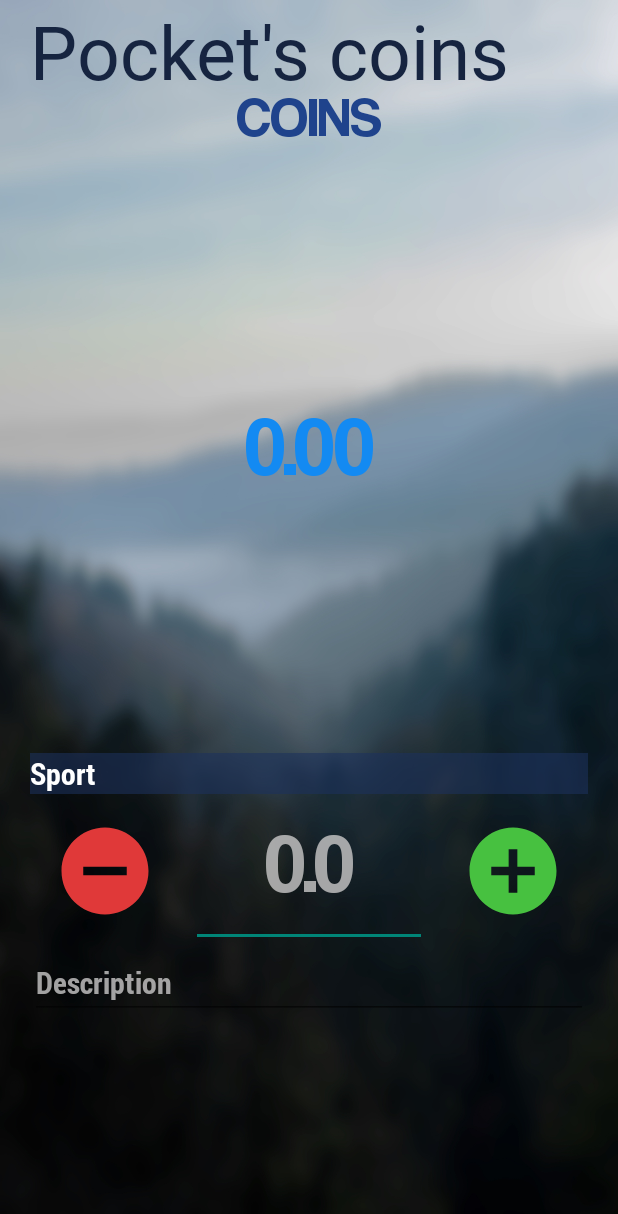
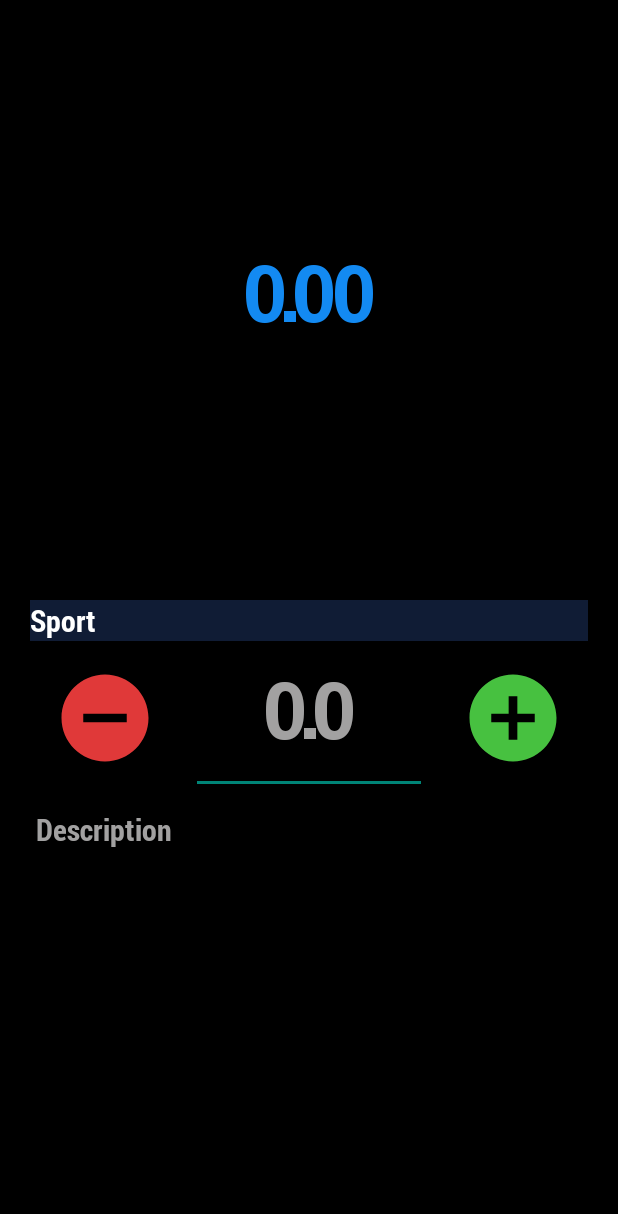
Before and after one commit to MaximeAeva/Poco, an Android app: the screen it shows after launch (MainActivity), on a phone screen of 412 x 824 dp. Shown: the top 1214 px of the screen. Run offline under Robolectric (Android 15) with nearby library versions, the phone set to English and light mode, and no system bars.

Commit message:
Graphical rework

```diff
--- a/app/src/main/res/layout/activity_main.xml
+++ b/app/src/main/res/layout/activity_main.xml
@@ -5,29 +5,12 @@
     android:id="@+id/mainLayout"
     android:layout_width="match_parent"
     android:layout_height="match_parent"
-    tools:context=".MainActivity">
-
-    <ImageView
-        android:id="@+id/imageView3"
-        android:layout_width="match_parent"
-        android:layout_height="match_parent"
-        android:scaleType="fitXY"
-        android:src="@drawable/bluredbckgrnd" />
-
-    <TextView
-        android:id="@+id/app_title"
-        android:layout_width="wrap_content"
-        android:layout_height="wrap_content"
-        android:text="@string/app_name"
-        android:layout_marginLeft="@dimen/default_margin"
-        app:layout_constraintStart_toStartOf="parent"
-        app:layout_constraintTop_toTopOf="parent"
-        style="@style/Titleappfont" />
+    tools:context=".MainActivity"
+    android:background="@color/black">
 
     <FrameLayout
         android:id="@+id/fragment_container"
         android:layout_width="match_parent"
-        android:layout_height="match_parent"
-        android:layout_marginTop="60dp" />
+        android:layout_height="match_parent"/>
 
 </androidx.constraintlayout.widget.ConstraintLayout>
--- a/app/src/main/res/layout/fragment_home.xml
+++ b/app/src/main/res/layout/fragment_home.xml
@@ -5,14 +5,6 @@
     android:orientation="vertical"
     android:layout_width="match_parent"
     android:layout_height="match_parent">
-
-    <TextView
-        android:id="@+id/home_title"
-        style="@style/Titlefont"
-        android:layout_width="match_parent"
-        android:layout_height="wrap_content"
-        android:gravity="center"
-        android:text="@string/home_page_title"/>
 
     <TextView
         android:id="@+id/Value"
--- /dev/null
+++ b/app/src/main/res/mipmap-anydpi-v26/ic_edit.xml
@@ -0,0 +1,5 @@
+<?xml version="1.0" encoding="utf-8"?>
+<adaptive-icon xmlns:android="http://schemas.android.com/apk/res/android">
+    <background android:drawable="@drawable/ic_edit_background"/>
+    <foreground android:drawable="@drawable/ic_edit_foreground"/>
+</adaptive-icon>
--- /dev/null
+++ b/app/src/main/res/mipmap-anydpi-v26/ic_edit_round.xml
@@ -0,0 +1,5 @@
+<?xml version="1.0" encoding="utf-8"?>
+<adaptive-icon xmlns:android="http://schemas.android.com/apk/res/android">
+    <background android:drawable="@drawable/ic_edit_background"/>
+    <foreground android:drawable="@drawable/ic_edit_foreground"/>
+</adaptive-icon>
--- a/app/src/main/res/values/colors.xml
+++ b/app/src/main/res/values/colors.xml
@@ -8,6 +8,7 @@
     <color name="black">#FF000000</color>
     <color name="white">#FFFFFFFF</color>
     <color name="light_grey">#CEC8C7C7</color>
+    <color name="dark_grey">#555555</color>
 
     <color name="med_blue">#1F438C</color>
     <color name="medmin_blue">#1D3973</color>
```
Also changed, not shown: app/src/main/res/drawable/ic_edit_background.xml (added, +74 -0 lines), app/src/main/res/drawable/ic_edit_foreground.xml (added, +15 -0 lines), app/src/main/res/layout/fragment_historic.xml (+0 -7 lines), app/src/main/res/layout/item_historic.xml (+19 -7 lines), app/src/main/ic_edit-playstore.png (added), app/src/main/res/mipmap-hdpi/ic_edit.png (added), app/src/main/res/mipmap-hdpi/ic_edit_round.png (added), app/src/main/res/mipmap-mdpi/ic_edit.png (added), app/src/main/res/mipmap-mdpi/ic_edit_round.png (added), app/src/main/res/mipmap-xhdpi/ic_edit.png (added), app/src/main/res/mipmap-xhdpi/ic_edit_round.png (added), app/src/main/res/mipmap-xxhdpi/ic_edit.png (added), app/src/main/res/mipmap-xxhdpi/ic_edit_round.png (added), app/src/main/res/mipmap-xxxhdpi/ic_edit.png (added), 1 more files.
